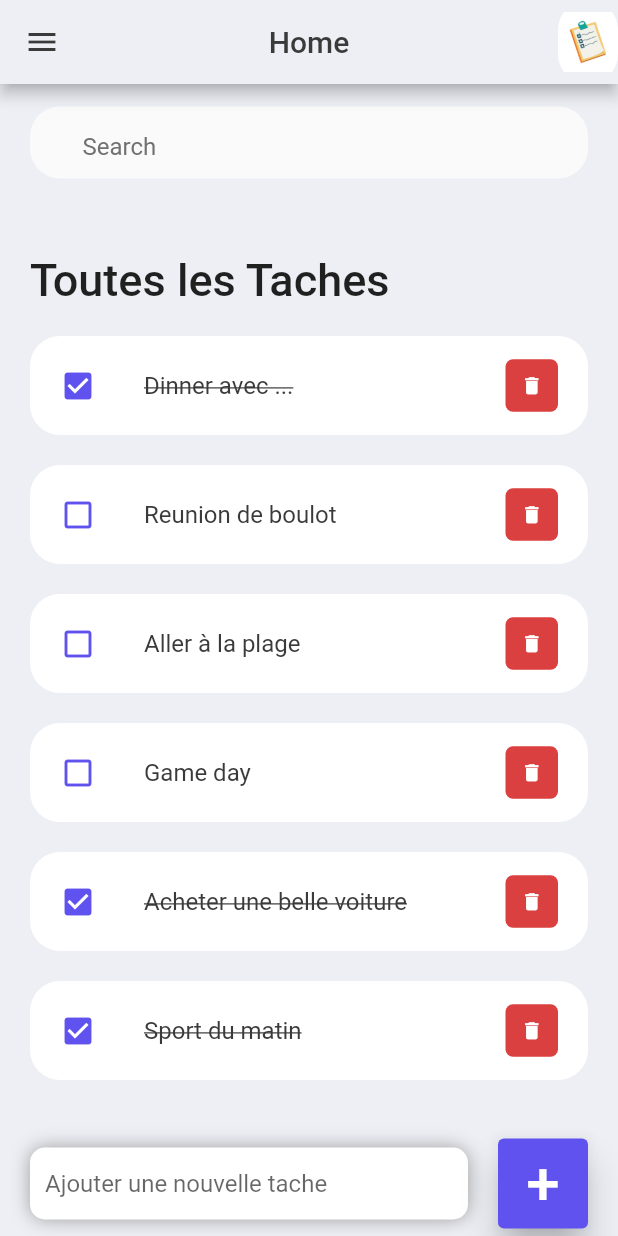
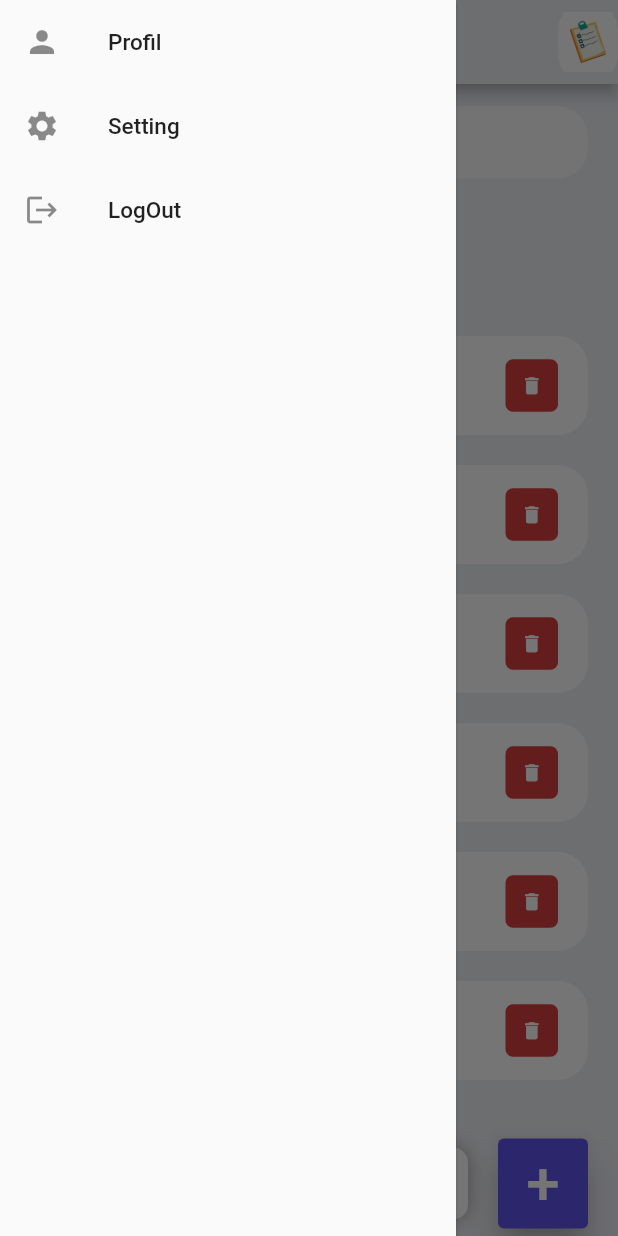
Before and after one commit to ThibautDegbetchi/todo, a Flutter app: the HomePage screen opened directly, with the side drawer open (before the commit the screen has no drawer), on a phone screen of 412 x 824 dp. Run offline on Flutter 3.47's test engine with Material 2 defaults, Android fonts, the phone set to English and light mode, and no system bars; our stand-ins replace shared_preferences, smooth_page_indicator; accounts and stored records are empty.

```diff
--- a/lib/screen/home.dart
+++ b/lib/screen/home.dart
@@ -1,8 +1,8 @@
+
 import 'package:flutter/cupertino.dart';
 import 'package:flutter/material.dart';
-import 'package:shared_preferences/shared_preferences.dart';
+import 'package:flutter/services.dart';
 import 'package:todolist/constants/colors.dart';
-import 'package:todolist/onbordingPage/onbordingpage.dart';
 import 'package:todolist/widget/todo_item.dart';
 
 import '../model/todo.dart';
@@ -30,6 +30,7 @@ class _HomePageState extends State<HomePage> {
     return Scaffold(
       backgroundColor: tdBGColor,
       appBar: buildAppBar(),
+      drawer:  NavigationDrawerCustum(),
       body: Stack(
         children: [
           Container(
@@ -115,10 +116,6 @@ class _HomePageState extends State<HomePage> {
   AppBar buildAppBar() {
     return AppBar(
       backgroundColor: tdBGColor,
-      leading: Icon(
-        Icons.menu,
-        color: tdBlack,
-      ),
       title: Text(
         'Home',
         style: TextStyle(color: tdBlack),
@@ -199,3 +196,73 @@ class _HomePageState extends State<HomePage> {
     );
   }
 }
+
+class NavigationDrawerCustum extends StatelessWidget {
+  NavigationDrawerCustum({Key? key}):super(key: key);
+ DateTime? lastPressed;
+
+  @override
+  Widget build(BuildContext context) {
+    // TODO: implement build
+    return  Drawer(
+      elevation: 1,
+      child: SingleChildScrollView(
+        child: Column(
+          children:<Widget> [
+            buildHeader(context),
+            buildMenuItems(context),
+          ],
+        ),
+      ),
+    );
+  }
+
+ Widget buildHeader(BuildContext context) =>Container(
+   padding: EdgeInsets.only(
+     top: MediaQuery.of(context).padding.top
+   ),
+ ) ;
+
+ Widget buildMenuItems(BuildContext context) => Column(
+   children: [
+     ListTile(
+       leading: Icon(Icons.person),
+       title: Text('Profil',
+       style: TextStyle(
+         fontSize: 15
+       ),),
+       onTap: (){
+
+       },
+     ),
+     ListTile(
+       leading: Icon(Icons.settings),
+       title: Text('Setting',
+         style: TextStyle(
+             fontSize: 15
+         ),),
+       onTap: (){
+
+       },
+     ),
+     ListTile(
+       leading: Icon(Icons.logout),
+       title: Text('LogOut',
+         style: TextStyle(
+             fontSize: 15
+         ),),
+       onTap: () async{
+         //todo It's for mobile app not for web
+         /*if(Platform.isAndroid){
+           print('Android');
+
+         SystemNavigator.pop();
+         }else {
+           print('none');
+         }*/
+
+       },
+     )
+   ],
+ );
+}
```
